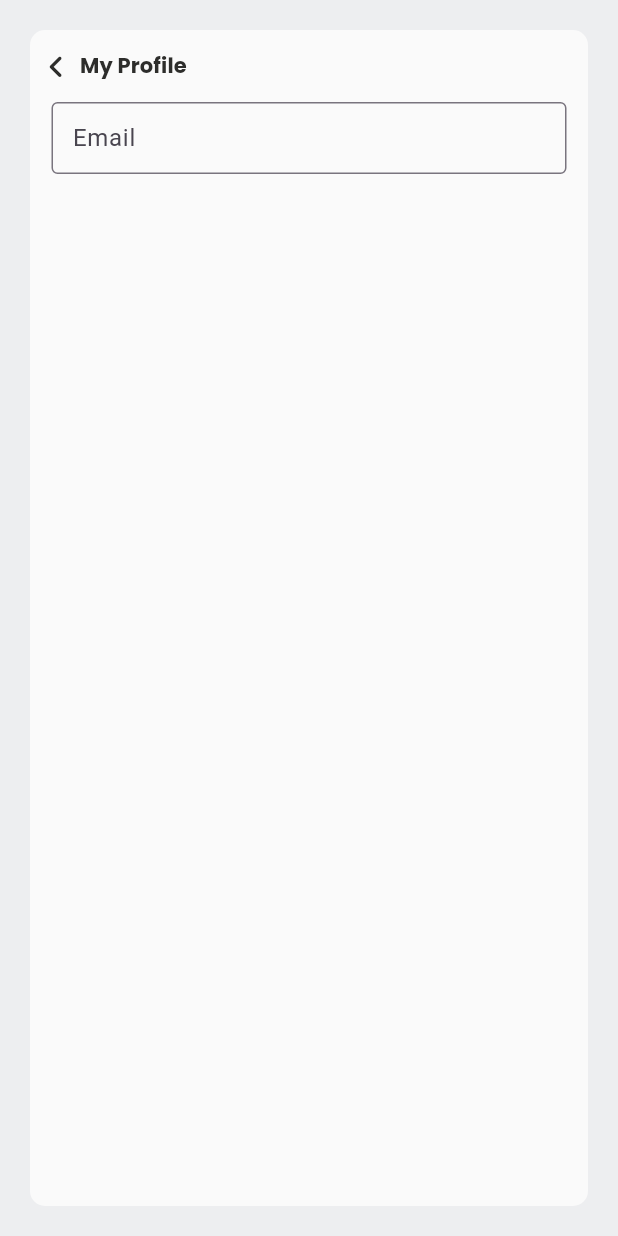
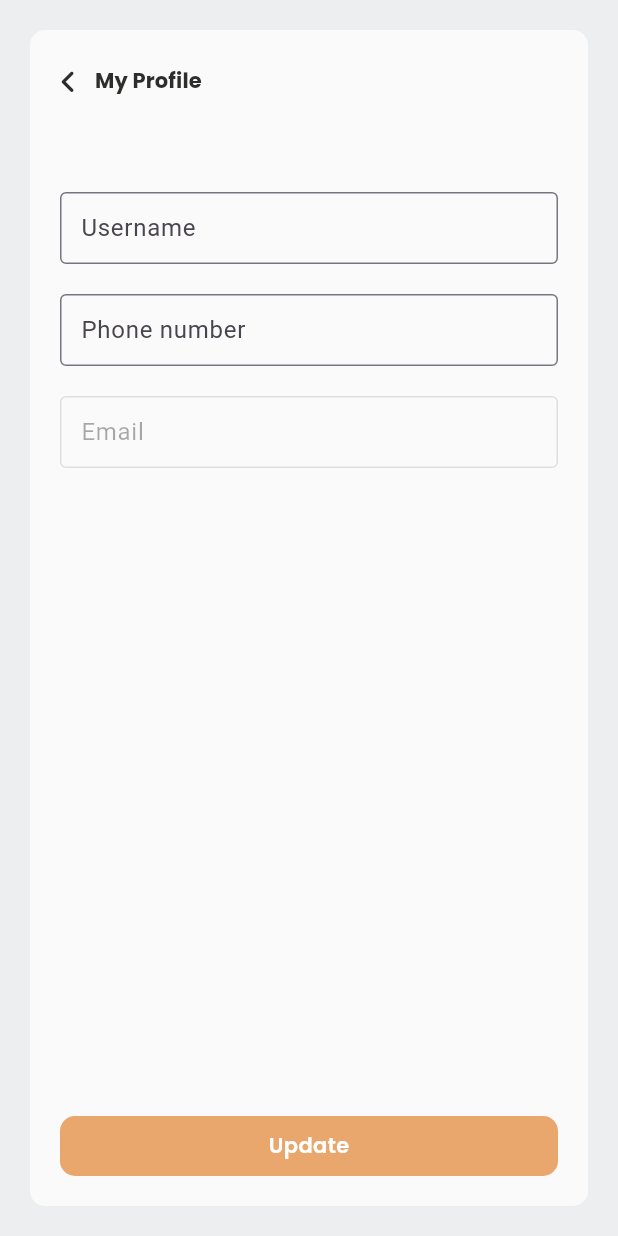
Before and after one commit to azzaaass/smart-loker, a Flutter app: the Profile screen opened directly, after a tap on "My Profile", on a phone screen of 412 x 824 dp. Run offline on Flutter 3.47's test engine with Material 3 defaults, Android fonts, the phone set to English and light mode, and no system bars; our stand-ins replace animated_bottom_navigation_bar, firebase_auth, firebase_core, firebase_database, firebase_storage, font_awesome_flutter and 2 more; missing offline and left inert: qr_code_scanner; accounts and stored records are empty; network calls fail.

Commit message:
my-profile selesai

```diff
--- a/lib/screen/profile.dart
+++ b/lib/screen/profile.dart
@@ -42,7 +42,7 @@ class _ProfileState extends State<Profile> {
           child: Column(
             children: [
               Container(
-                padding: const EdgeInsets.symmetric(horizontal: 20, vertical: 30),
+                padding: const EdgeInsets.symmetric(horizontal: 20, vertical: 20),
                 decoration: BoxDecoration(
                     color: whiteBone, borderRadius: BorderRadius.circular(10)),
                 child: Row(
@@ -83,7 +83,7 @@ class _ProfileState extends State<Profile> {
                             crossAxisAlignment: CrossAxisAlignment.start,
                             children: [
                               Text(
-                                username.toString(),
+                                truncateText(username.toString(), 20),
                                 style: text_14_700,
                               ),
                               const SizedBox(
--- a/lib/screen/profile/my_profile.dart
+++ b/lib/screen/profile/my_profile.dart
@@ -1,3 +1,5 @@
+import 'package:firebase_auth/firebase_auth.dart';
+import 'package:firebase_database/firebase_database.dart';
 import 'package:flutter/material.dart';
 import 'package:font_awesome_flutter/font_awesome_flutter.dart';
 import 'package:tubes_iot/style/color.dart';
@@ -11,6 +13,30 @@ class MyProfile extends StatefulWidget {
 }
 
 class _MyProfileState extends State<MyProfile> {
+  final email = FirebaseAuth.instance.currentUser?.email;
+  final uid = FirebaseAuth.instance.currentUser?.uid;
+  final ref = FirebaseDatabase.instance.ref();
+  TextEditingController usernameController = TextEditingController();
+  TextEditingController phoneController = TextEditingController();
+  TextEditingController emailController = TextEditingController();
+
+  void getDataFirebaseRealtime() async {
+    final snapshot = await ref.child('usersData/$uid').get();
+    if (snapshot.exists) {
+      usernameController.text = snapshot.child('username').value.toString();
+      phoneController.text = snapshot.child('phoneNumber').value.toString();
+    } else {
+      print('No data available.');
+    }
+  }
+
+  @override
+  void initState() {
+    getDataFirebaseRealtime();
+    emailController.text = email.toString();
+    super.initState();
+  }
+
   @override
   Widget build(BuildContext context) {
     MediaQueryData mediaQuery = MediaQuery.of(context);
@@ -19,51 +45,118 @@ class _MyProfileState extends State<MyProfile> {
       body: SafeArea(
         child: Padding(
           padding: const EdgeInsets.all(20.0),
-          child: Expanded(
           child: Container(
+            padding: EdgeInsets.symmetric(vertical: 10, horizontal: 20),
             decoration: BoxDecoration(
                 color: whiteBone, borderRadius: BorderRadius.circular(10)),
             child: Column(
               children: [
-                  TextButton(
-                    onPressed: () => Navigator.pop(context),
-                    child: Row(
+                Row(
                   crossAxisAlignment: CrossAxisAlignment.center,
+                  mainAxisAlignment: MainAxisAlignment.start,
                   children: [
-                        FaIcon(
+                    InkWell(
+                      onTap: () => Navigator.pop(context),
+                      child: FaIcon(
                         FontAwesomeIcons.angleLeft,
                         size: 18,
                         color: textH1,
                       ),
-                        SizedBox(
-                          width: 10,
                     ),
-                        Text(
+                    TextButton(
+                      onPressed: () => Navigator.pop(context),
+                      child: Text(
                         "My Profile",
                         style: text_14_700,
+                      ),
                     )
                   ],
                 ),
+                SizedBox(
+                  height: 50,
                 ),
                 SizedBox(
                   width: mediaQuery.size.width / 1.2,
                   child: TextField(
-                            // controller: _emailController,
+                    controller: usernameController,
                     decoration: InputDecoration(
-                              labelText: 'Email',
-                              hintText: 'Tulis email disini',
+                      labelText: 'Username',
+                      hintText: 'Change username?',
                       border: OutlineInputBorder(
-                                borderSide: BorderSide(
-                                    color: brown), // Atur warna border
+                        borderSide:
+                            BorderSide(color: brown), // Atur warna border
                       ),
-                              contentPadding: EdgeInsets.symmetric(
+                      contentPadding: const EdgeInsets.symmetric(
                           vertical: 5.0, horizontal: 10.0),
                     ),
                     style: text_14_500,
                   ),
                 ),
+                const SizedBox(
+                  height: 20,
+                ),
+                SizedBox(
+                  width: mediaQuery.size.width / 1.2,
+                  child: TextField(
+                    controller: phoneController,
+                    decoration: InputDecoration(
+                      labelText: 'Phone number',
+                      hintText: 'Change phone number?',
+                      border: OutlineInputBorder(
+                        borderSide:
+                            BorderSide(color: brown), // Atur warna border
+                      ),
+                      contentPadding: const EdgeInsets.symmetric(
+                          vertical: 5.0, horizontal: 10.0),
+                    ),
+                    style: text_14_500,
+                  ),
+                ),
+                const SizedBox(
+                  height: 20,
+                ),
+                SizedBox(
+                  width: mediaQuery.size.width / 1.2,
+                  child: TextField(
+                    controller: emailController,
+                    enabled: false,
+                    decoration: InputDecoration(
+                      labelText: 'Email',
+                      border: OutlineInputBorder(
+                        borderSide:
+                            BorderSide(color: brown), // Atur warna border
+                      ),
+                      contentPadding: const EdgeInsets.symmetric(
+                          vertical: 5.0, horizontal: 10.0),
+                    ),
+                    style: text_14_500,
+                  ),
+                ),
+                Spacer(),
+                InkWell(
+                  onTap: () async {
+                    await ref.child('usersData/$uid').set({
+                      'username' : usernameController.text,
+                      'phoneNumber' : phoneController.text,
+                    });
+                    getDataFirebaseRealtime();
+                    Navigator.pop(context);
+                  },
+                  child: Container(
+                    height: 40,
+                    decoration: BoxDecoration(
+                        color: orange, borderRadius: BorderRadius.circular(10)),
+                    child: Center(
+                        child: Text(
+                      "Update",
+                      style: text_14_600_white,
+                    )),
+                  ),
+                ),
+                const SizedBox(
+                  height: 10,
+                )
               ],
-              ),
             ),
           ),
         ),
--- a/lib/style/color.dart
+++ b/lib/style/color.dart
@@ -6,6 +6,8 @@ Color brown = const Color(0xFFa48269);
 Color lightOrange = const Color(0xFFefc189);
 Color orange = const Color(0xFFe9a66d);
 
+Color green = Color.fromARGB(255, 109, 233, 179);
+
 Color smoothGrey = const Color(0xFFedeef0);
 
 Color whiteBone = const Color.fromARGB(255, 250, 250, 250);
```
Lines whose indentation alone changed are shown as unchanged.
